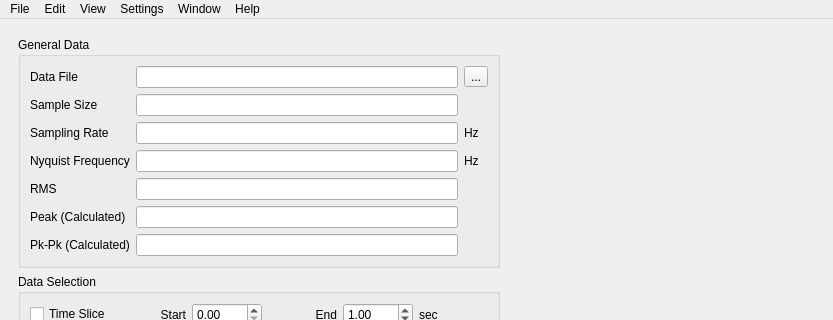
First picture: the form in ui_main.ui, repository fjpereny/freeFFT, before the edit; both pictures show x 0 to 833 and y 0 to 320 of the 833 by 1131 pixel window.
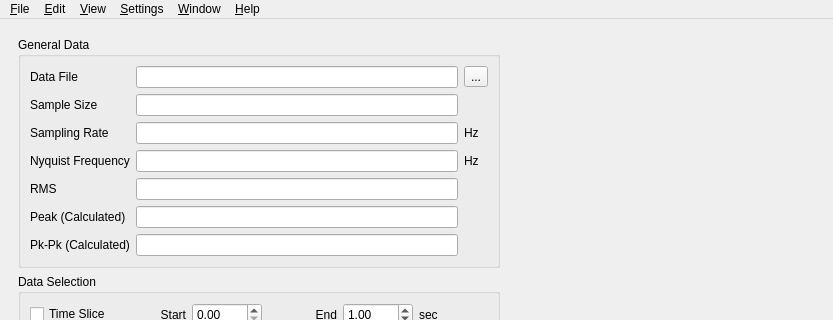
Second picture: the form after the edit. Icons and pictures are not drawn.

Commit message: Fixed tab order. Added main window icon and resources.

What changed in the file:
```diff
--- a/ui_main.ui
+++ b/ui_main.ui
@@ -514,7 +514,7 @@
    </property>
    <widget class="QMenu" name="menuFile">
     <property name="title">
-     <string>File</string>
+     <string>&amp;File</string>
     </property>
     <addaction name="actionOpen"/>
     <addaction name="actionRecent_Files"/>
@@ -527,12 +527,12 @@
    </widget>
    <widget class="QMenu" name="menuHelp">
     <property name="title">
-     <string>Edit</string>
+     <string>&amp;Edit</string>
     </property>
    </widget>
    <widget class="QMenu" name="menuView">
     <property name="title">
-     <string>View</string>
+     <string>&amp;View</string>
     </property>
     <addaction name="actionRefresh_Data"/>
     <addaction name="separator"/>
@@ -540,17 +540,17 @@
    </widget>
    <widget class="QMenu" name="menuSettings">
     <property name="title">
-     <string>Settings</string>
+     <string>&amp;Settings</string>
     </property>
    </widget>
    <widget class="QMenu" name="menuWindow">
     <property name="title">
-     <string>Window</string>
+     <string>&amp;Window</string>
     </property>
    </widget>
    <widget class="QMenu" name="menuAbout">
     <property name="title">
-     <string>Help</string>
+     <string>&amp;Help</string>
     </property>
     <addaction name="actionAbout_FreeFFT"/>
    </widget>
```
Left out of the diff: 54 changed lines with no effect on the pictures. The commit also changes 4 other files.
